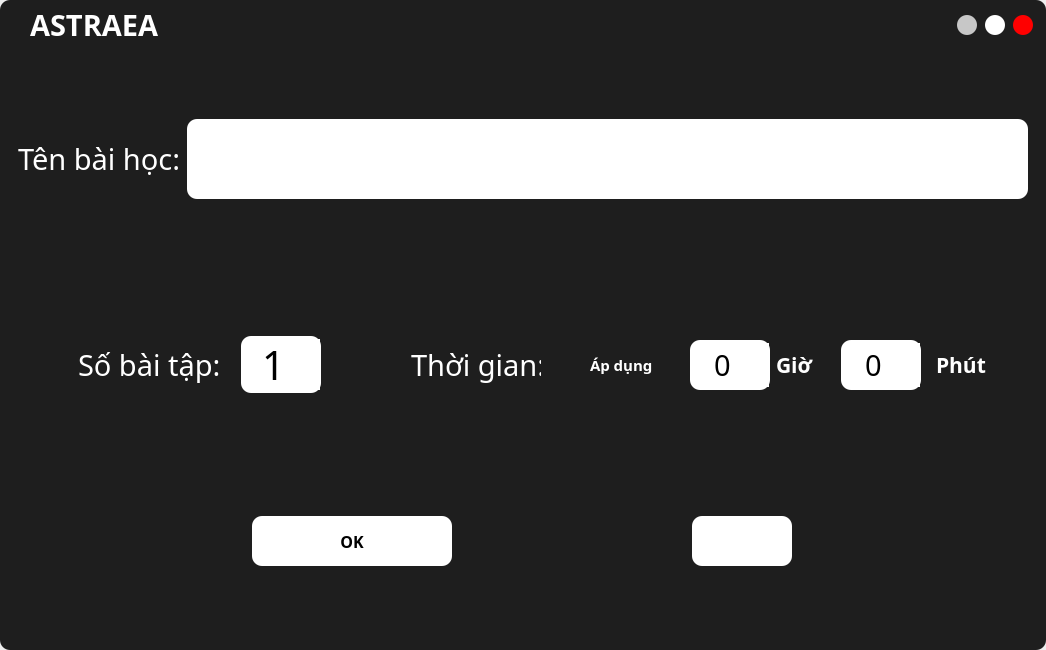
This is UI_Files/edit_form.ui in hoangm960/Astraea as Qt 5 draws it before an edit. The edited form follows.
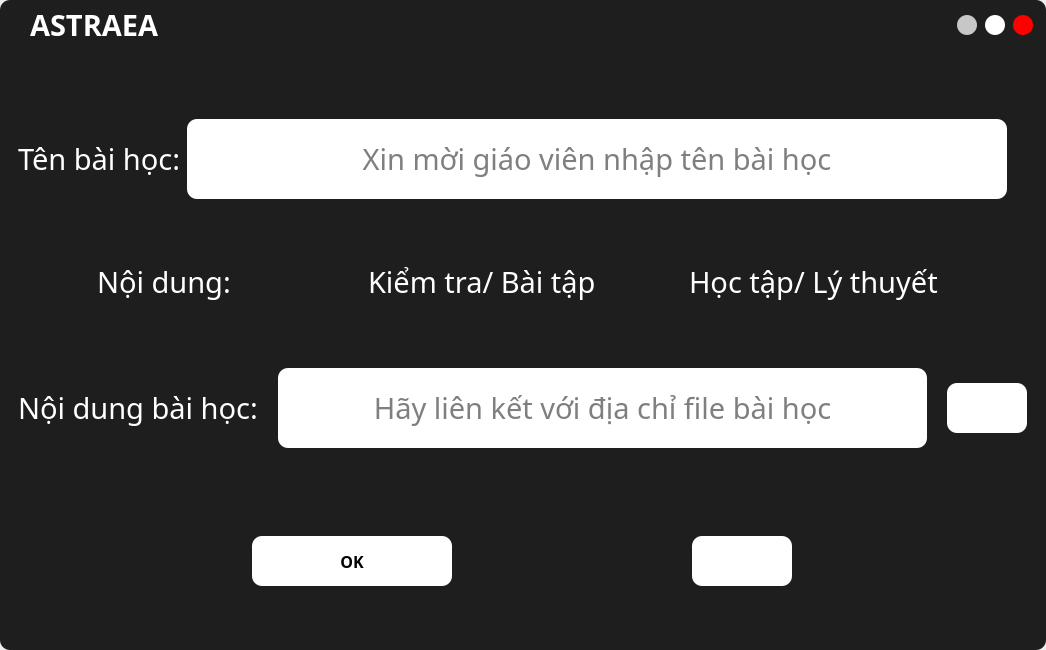
This is the edited form. The open tabs and pages were chosen to show the change. Icons and pictures are not drawn.

Diff of the .ui file:
```diff
--- a/UI_Files/edit_form.ui
+++ b/UI_Files/edit_form.ui
@@ -356,6 +356,9 @@
                     <enum>QFrame::Raised</enum>
                    </property>
                    <layout class="QHBoxLayout" name="horizontalLayout_3">
+                    <property name="rightMargin">
+                     <number>30</number>
+                    </property>
                     <item>
                      <widget class="QLabel" name="name_label">
                       <property name="font">
@@ -391,6 +394,9 @@
                       <property name="alignment">
                        <set>Qt::AlignCenter</set>
                       </property>
+                      <property name="placeholderText">
+                       <string>Xin mời giáo viên nhập tên bài học</string>
+                      </property>
                       <property name="cursorMoveStyle">
                        <enum>Qt::VisualMoveStyle</enum>
                       </property>
@@ -400,39 +406,258 @@
                   </widget>
                  </item>
                  <item>
-                  <widget class="QFrame" name="num_frame">
+                  <widget class="QFrame" name="Option_Frame">
+                   <property name="frameShape">
+                    <enum>QFrame::StyledPanel</enum>
+                   </property>
+                   <property name="frameShadow">
+                    <enum>QFrame::Raised</enum>
+                   </property>
+                   <layout class="QHBoxLayout" name="horizontalLayout_7">
+                    <property name="spacing">
+                     <number>3</number>
+                    </property>
+                    <property name="leftMargin">
+                     <number>20</number>
+                    </property>
+                    <property name="topMargin">
+                     <number>0</number>
+                    </property>
+                    <property name="rightMargin">
+                     <number>0</number>
+                    </property>
+                    <property name="bottomMargin">
+                     <number>0</number>
+                    </property>
+                    <item>
+                     <widget class="QLabel" name="content">
+                      <property name="minimumSize">
+                       <size>
+                        <width>180</width>
+                        <height>40</height>
+                       </size>
+                      </property>
+                      <property name="maximumSize">
+                       <size>
+                        <width>180</width>
+                        <height>40</height>
+                       </size>
+                      </property>
+                      <property name="font">
+                       <font>
+                        <family>iCiel Effra Regular</family>
+                        <pointsize>22</pointsize>
+                        <weight>50</weight>
+                        <bold>false</bold>
+                       </font>
+                      </property>
+                      <property name="styleSheet">
+                       <string notr="true">color: rgb(255,255,255);</string>
+                      </property>
+                      <property name="text">
+                       <string>Nội dung:</string>
+                      </property>
+                     </widget>
+                    </item>
+                    <item>
+                     <widget class="QRadioButton" name="Exercise">
+                      <property name="minimumSize">
+                       <size>
+                        <width>250</width>
+                        <height>40</height>
+                       </size>
+                      </property>
+                      <property name="maximumSize">
+                       <size>
+                        <width>250</width>
+                        <height>40</height>
+                       </size>
+                      </property>
+                      <property name="font">
+                       <font>
+                        <family>iCiel Effra Regular</family>
+                        <pointsize>22</pointsize>
+                       </font>
+                      </property>
+                      <property name="styleSheet">
+                       <string notr="true">color: rgb(255, 255, 255);</string>
+                      </property>
+                      <property name="text">
+                       <string>Kiểm tra/ Bài tập</string>
+                      </property>
+                     </widget>
+                    </item>
+                    <item>
+                     <widget class="QRadioButton" name="Study">
+                      <property name="minimumSize">
+                       <size>
+                        <width>300</width>
+                        <height>40</height>
+                       </size>
+                      </property>
+                      <property name="maximumSize">
+                       <size>
+                        <width>300</width>
+                        <height>40</height>
+                       </size>
+                      </property>
+                      <property name="font">
+                       <font>
+                        <family>iCiel Effra Regular</family>
+                        <pointsize>22</pointsize>
+                       </font>
+                      </property>
+                      <property name="styleSheet">
+                       <string notr="true">color: rgb(255, 255, 255);</string>
+                      </property>
+                      <property name="text">
+                       <string>Học tập/ Lý thuyết</string>
+                      </property>
+                     </widget>
+                    </item>
+                   </layout>
+                  </widget>
+                 </item>
+                 <item>
+                  <widget class="QStackedWidget" name="setting_stackedWidget">
                    <property name="minimumSize">
                     <size>
                      <width>0</width>
                      <height>200</height>
                     </size>
                    </property>
+                   <property name="font">
+                    <font>
+                     <family>iCiel Brandon Text Bold</family>
+                    </font>
+                   </property>
+                   <property name="styleSheet">
+                    <string notr="true">background: transparent;</string>
+                   </property>
                    <property name="frameShape">
                     <enum>QFrame::StyledPanel</enum>
                    </property>
                    <property name="frameShadow">
                     <enum>QFrame::Raised</enum>
                    </property>
+                   <property name="currentIndex">
+                    <number>1</number>
+                   </property>
+                   <widget class="QWidget" name="page">
+                    <layout class="QHBoxLayout" name="horizontalLayout_12">
+                     <property name="spacing">
+                      <number>20</number>
+                     </property>
+                     <property name="rightMargin">
+                      <number>10</number>
+                     </property>
+                     <item>
+                      <widget class="QLabel" name="content_file">
+                       <property name="font">
+                        <font>
+                         <family>iCiel Effra</family>
+                         <pointsize>22</pointsize>
+                        </font>
+                       </property>
+                       <property name="text">
+                        <string>Nội dung bài học:</string>
+                       </property>
+                      </widget>
+                     </item>
+                     <item>
+                      <widget class="QLineEdit" name="file_entry">
+                       <property name="minimumSize">
+                        <size>
+                         <width>0</width>
+                         <height>80</height>
+                        </size>
+                       </property>
+                       <property name="font">
+                        <font>
+                         <family>Corbel</family>
+                         <pointsize>22</pointsize>
+                        </font>
+                       </property>
+                       <property name="styleSheet">
+                        <string notr="true">border-radius: 10px;
+color: rgb(0, 0, 0);
+background-color: rgb(255, 255, 255);
+</string>
+                       </property>
+                       <property name="alignment">
+                        <set>Qt::AlignCenter</set>
+                       </property>
+                       <property name="placeholderText">
+                        <string>Hãy liên kết với địa chỉ file bài học</string>
+                       </property>
+                       <property name="cursorMoveStyle">
+                        <enum>Qt::VisualMoveStyle</enum>
+                       </property>
+                      </widget>
+                     </item>
+                     <item>
+                      <widget class="QPushButton" name="load_file">
+                       <property name="minimumSize">
+                        <size>
+                         <width>80</width>
+                         <height>50</height>
+                        </size>
+                       </property>
+                       <property name="maximumSize">
+                        <size>
+                         <width>100</width>
+                         <height>50</height>
+                        </size>
+                       </property>
+                       <property name="font">
+                        <font>
+                         <family>Montserrat</family>
+                         <pointsize>12</pointsize>
+                         <weight>75</weight>
+                         <bold>true</bold>
+                        </font>
+                       </property>
+                       <property name="styleSheet">
+                        <string notr="true">QPushButton {
+	background-color: rgb(255, 255, 255);
+	border-radius: 10px;
+}
+
+QPushButton:hover {
+	background-color: rgba(0, 0, 0, 150);
+	color: rgb(255, 255, 255);
+}
+
+QPushButton:pressed {
+	background-color: rgb(0, 0, 0);
+	color: rgb(255, 255, 255);
+}</string>
+                       </property>
+                       <property name="text">
+                        <string/>
+                       </property>
+                       <property name="icon">
+                        <iconset resource="Resources.qrc">
+                         <normaloff>:/images/icons/folder_open.png</normaloff>:/images/icons/folder_open.png</iconset>
+                       </property>
+                       <property name="iconSize">
+                        <size>
+                         <width>50</width>
+                         <height>80</height>
+                        </size>
+                       </property>
+                      </widget>
+                     </item>
+                    </layout>
+                   </widget>
+                   <widget class="QWidget" name="setting_stackedWidgetPage1">
                    <layout class="QHBoxLayout" name="horizontalLayout_4">
                     <property name="spacing">
-                     <number>20</number>
-                    </property>
-                    <item>
-                     <widget class="QFrame" name="frame_4">
-                      <property name="minimumSize">
-                       <size>
-                        <width>40</width>
-                        <height>0</height>
-                       </size>
-                      </property>
-                      <property name="frameShape">
-                       <enum>QFrame::StyledPanel</enum>
-                      </property>
-                      <property name="frameShadow">
-                       <enum>QFrame::Raised</enum>
-                      </property>
-                     </widget>
-                    </item>
+                      <number>40</number>
+                     </property>
+                     <property name="leftMargin">
+                      <number>40</number>
+                     </property>
                     <item>
                      <widget class="QLabel" name="num_label">
                       <property name="minimumSize">
@@ -448,7 +673,7 @@
                        </font>
                       </property>
                       <property name="text">
-                       <string>Số bài tập:</string>
+                        <string>Số bài làm:</string>
                       </property>
                      </widget>
                     </item>
@@ -532,27 +757,11 @@
                       </property>
                      </widget>
                     </item>
-                    <item>
-                     <widget class="QFrame" name="frame_2">
-                      <property name="minimumSize">
-                       <size>
-                        <width>50</width>
-                        <height>0</height>
-                       </size>
-                      </property>
-                      <property name="frameShape">
-                       <enum>QFrame::StyledPanel</enum>
-                      </property>
-                      <property name="frameShadow">
-                       <enum>QFrame::Raised</enum>
-                      </property>
-                     </widget>
-                    </item>
                     <item>
                      <widget class="QLabel" name="time_label">
                       <property name="minimumSize">
                        <size>
-                        <width>130</width>
+                         <width>150</width>
                         <height>0</height>
                        </size>
                       </property>
@@ -562,6 +771,9 @@
                         <pointsize>22</pointsize>
                        </font>
                       </property>
+                       <property name="styleSheet">
+                        <string notr="true">border-left: 1px solid rgb(255,255,255);</string>
+                       </property>
                       <property name="text">
                        <string>Thời gian:</string>
                       </property>
@@ -874,6 +1086,7 @@
                     </item>
                    </layout>
                   </widget>
+                  </widget>
                  </item>
                  <item>
                   <widget class="QFrame" name="confirm_frame">
@@ -1543,6 +1756,171 @@
                  </item>
                 </layout>
                </widget>
+               <widget class="QWidget" name="page_2">
+                <layout class="QGridLayout" name="gridLayout_4">
+                 <item row="1" column="0">
+                  <widget class="QFrame" name="frame_2">
+                   <property name="frameShape">
+                    <enum>QFrame::StyledPanel</enum>
+                   </property>
+                   <property name="frameShadow">
+                    <enum>QFrame::Raised</enum>
+                   </property>
+                   <layout class="QHBoxLayout" name="horizontalLayout_13">
+                    <property name="leftMargin">
+                     <number>10</number>
+                    </property>
+                    <item>
+                     <widget class="QScrollArea" name="scrollArea_2">
+                      <property name="minimumSize">
+                       <size>
+                        <width>0</width>
+                        <height>0</height>
+                       </size>
+                      </property>
+                      <property name="styleSheet">
+                       <string notr="true">QScrollArea {
+	border-radius: 10px;
+	background-color: rgb(255, 255, 255);
+	outline: 0;
+} 
+QScrollArea::item { 
+	margin: 20px;
+	background-color: transparent;
+	border: 0px solid black;
+}
+
+QScrollBar{
+	background : rgb(255, 255, 255);	
+}
+
+QScrollBar::handle{
+	background : rgb(158, 158, 158);
+	border-radius: 5px;
+	margin: 3px 3px 3px 3px;
+}
+
+QScrollBar::handle::pressed{
+	background : rgb(85, 85, 85);
+}
+
+QScrollBar::add-line {
+	height: 0px;
+}
+
+QScrollBar::sub-line {
+	height: 0px;
+}
+
+QScrollBar::add-page, QScrollBar::sub-page {
+	height: 0px;
+}</string>
+                      </property>
+                      <property name="widgetResizable">
+                       <bool>true</bool>
+                      </property>
+                      <widget class="QWidget" name="content_widget_2">
+                       <property name="geometry">
+                        <rect>
+                         <x>0</x>
+                         <y>0</y>
+                         <width>1009</width>
+                         <height>470</height>
+                        </rect>
+                       </property>
+                      </widget>
+                     </widget>
+                    </item>
+                   </layout>
+                  </widget>
+                 </item>
+                 <item row="0" column="0">
+                  <widget class="QFrame" name="frame_4">
+                   <property name="minimumSize">
+                    <size>
+                     <width>0</width>
+                     <height>40</height>
+                    </size>
+                   </property>
+                   <property name="frameShape">
+                    <enum>QFrame::StyledPanel</enum>
+                   </property>
+                   <property name="frameShadow">
+                    <enum>QFrame::Raised</enum>
+                   </property>
+                   <layout class="QHBoxLayout" name="horizontalLayout_14">
+                    <item>
+                     <widget class="QLabel" name="NameLesson">
+                      <property name="minimumSize">
+                       <size>
+                        <width>1000</width>
+                        <height>40</height>
+                       </size>
+                      </property>
+                      <property name="maximumSize">
+                       <size>
+                        <width>16777215</width>
+                        <height>16777215</height>
+                       </size>
+                      </property>
+                      <property name="font">
+                       <font>
+                        <family>iCiel Brandon Text Bold</family>
+                        <pointsize>20</pointsize>
+                       </font>
+                      </property>
+                      <property name="text">
+                       <string>Bài học không tên</string>
+                      </property>
+                     </widget>
+                    </item>
+                    <item>
+                     <widget class="QPushButton" name="pushButton">
+                      <property name="minimumSize">
+                       <size>
+                        <width>100</width>
+                        <height>40</height>
+                       </size>
+                      </property>
+                      <property name="maximumSize">
+                       <size>
+                        <width>100</width>
+                        <height>16777215</height>
+                       </size>
+                      </property>
+                      <property name="font">
+                       <font>
+                        <family>iCiel Brandon Text Bold</family>
+                        <pointsize>16</pointsize>
+                       </font>
+                      </property>
+                      <property name="styleSheet">
+                       <string notr="true">QPushButton {
+	background-color: rgb(255, 255, 255);
+	border-radius: 10px;
+	color: rgb(0,0,0);
+}
+
+QPushButton:hover {
+	color: rgb(255, 255, 255);
+	background-color: rgba(0, 0, 0, 150);
+}
+
+QPushButton:pressed {
+	color: rgb(255, 255, 255);
+	background-color: rgb(0, 0, 0);
+}r</string>
+                      </property>
+                      <property name="text">
+                       <string>Lưu</string>
+                      </property>
+                     </widget>
+                    </item>
+                   </layout>
+                  </widget>
+                 </item>
+                </layout>
+               </widget>
               </widget>
              </item>
             </layout>
```
Left out of the diff: 39 changed lines with no effect on the pictures. Lines whose indentation alone changed are shown as unchanged.
